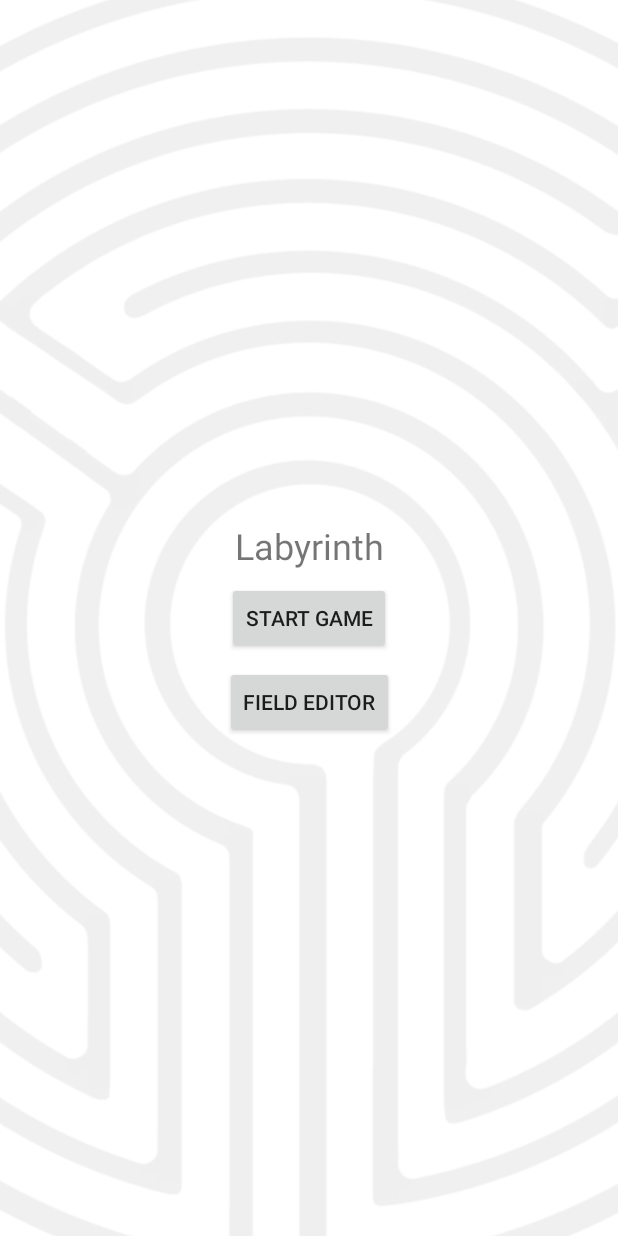
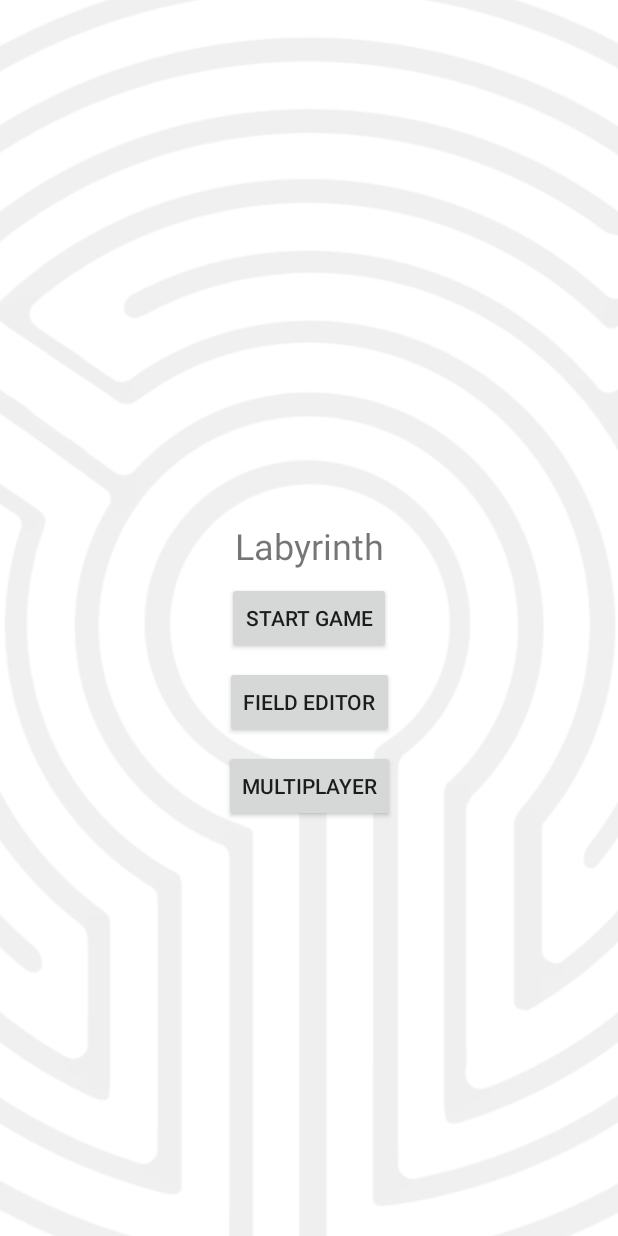
Before and after one commit to dkaznacheev/labyrinth, an Android app: the screen it shows after launch (StartActivity), on a phone screen of 412 x 824 dp. Run offline under Robolectric (Android 15) with nearby library versions, the light colour scheme and no system bars.

Commit message:
Network: all need files added

```diff
--- a/Labyrinth/app/src/main/java/ru/spbau/labyrinth/StartActivity.java
+++ b/Labyrinth/app/src/main/java/ru/spbau/labyrinth/StartActivity.java
@@ -28,6 +28,14 @@ public class StartActivity extends AppCompatActivity {
                 startActivity(intent);
             }
         });
+        Button multiplayerButton = (Button)findViewById(R.id.multiplayerButton);
+        multiplayerButton.setOnClickListener(new View.OnClickListener() {
+            @Override
+            public void onClick(View view) {
+                Intent intent = new Intent(StartActivity.this, MultiplayerActivity.class);
+                startActivity(intent);
+            }
+        });
     }
 
 }
--- a/Labyrinth/app/src/main/res/layout/activity_start.xml
+++ b/Labyrinth/app/src/main/res/layout/activity_start.xml
@@ -63,4 +63,17 @@
         app:layout_constraintRight_toRightOf="parent"
         app:layout_constraintTop_toBottomOf="@+id/startButton" />
 
+    <Button
+        android:id="@+id/multiplayerButton"
+        android:layout_width="wrap_content"
+        android:layout_height="wrap_content"
+        android:layout_marginLeft="8dp"
+        android:layout_marginRight="8dp"
+        android:layout_marginTop="8dp"
+        android:text="@string/multiplayer"
+        app:layout_constraintLeft_toLeftOf="parent"
+        app:layout_constraintRight_toRightOf="parent"
+        app:layout_constraintTop_toBottomOf="@+id/editorButton" />
+
+
 </android.support.constraint.ConstraintLayout>
--- /dev/null
+++ b/Labyrinth/app/src/main/res/values/ids.xml
@@ -0,0 +1,4 @@
+<?xml version="1.0" encoding="utf-8"?>
+<resources>
+    <item name="app_id" type="id"/>
+</resources>
```
Also changed, not shown: Labyrinth/app/build.gradle (+6 -1 lines), Labyrinth/app/src/main/AndroidManifest.xml (+10 -10 lines), Labyrinth/app/src/main/res/layout/activity_multiplayer.xml (added, +29 -0 lines), Labyrinth/app/src/main/res/values/strings.xml (+9 -0 lines), Labyrinth/build.gradle (+6 -2 lines), Labyrinth/app/src/main/java/ru/spbau/labyrinth/MultiplayerActivity.java (line endings or trailing spaces), Labyrinth/gradle/wrapper/gradle-wrapper.properties.
